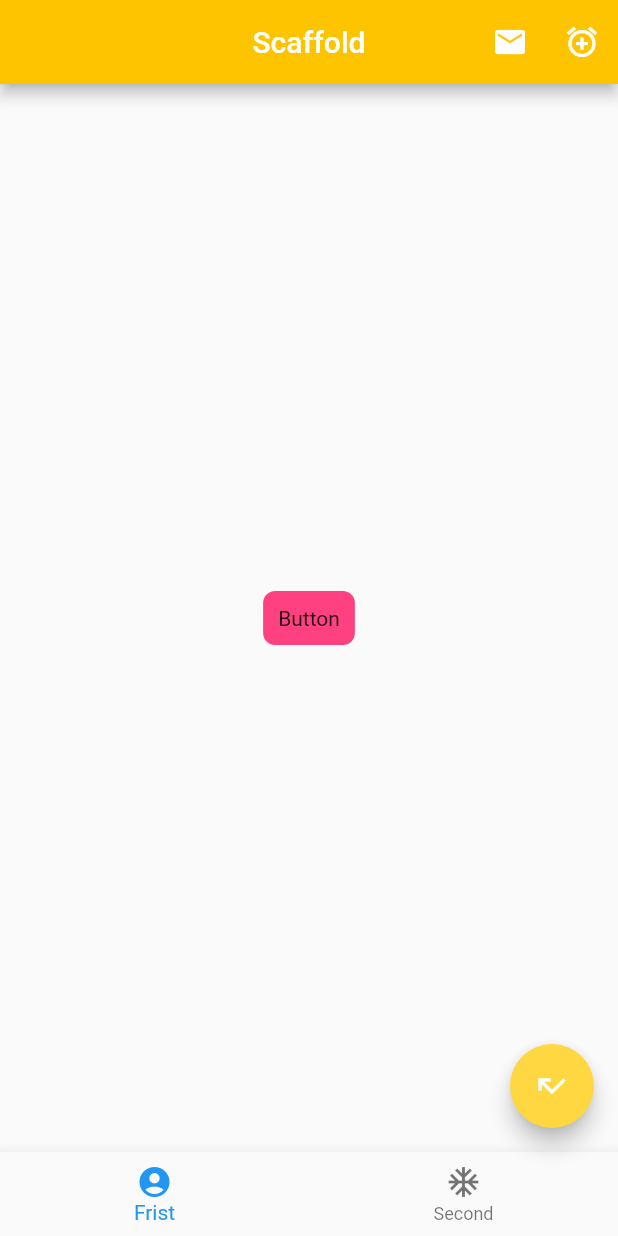
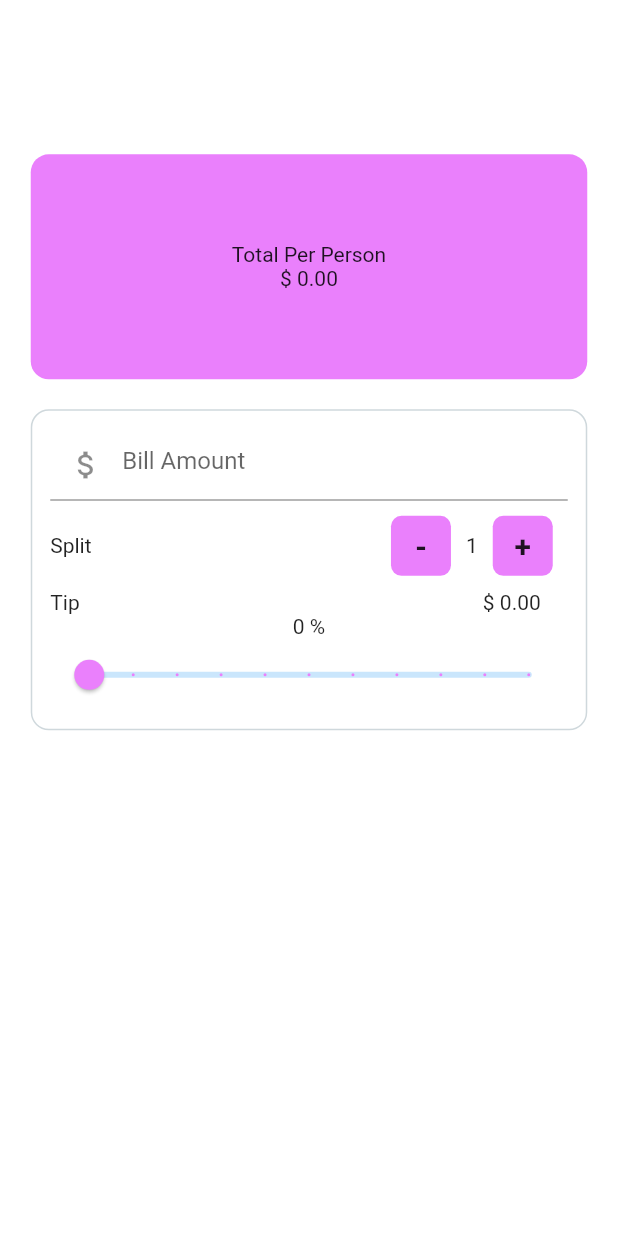
Before and after one commit to shubham100ev/CompleteFlutterAppDevelopmentCourse, a Flutter app: the screen it shows after launch, on a phone screen of 412 x 824 dp. Run offline on Flutter 3.47's test engine with Material 2 defaults, Android fonts, the phone set to English and light mode, and no system bars.

Commit message:
Second commit

```diff
--- a/projects/first_app/lib/main.dart
+++ b/projects/first_app/lib/main.dart
@@ -1,82 +1,7 @@
 import 'package:flutter/material.dart';
 
+import 'ui/home.dart';
+
 void main() => runApp(new MaterialApp(
-      home: Home(),
+      home: BillSplitter(),
     ));
-
-class CustomButton extends StatelessWidget {
-  @override
-  Widget build(BuildContext context) {
-    return GestureDetector(
-      onTap: () {
-        final snackBar = SnackBar(
-          content: Text("Hello Again"),
-          backgroundColor: Colors.pinkAccent,
-        );
-        Scaffold.of(context).showSnackBar(snackBar);
-      },
-      child: Container(
-        padding: EdgeInsets.all(10.0),
-        decoration: BoxDecoration(
-            color: Colors.pinkAccent, borderRadius: BorderRadius.circular(8.0)),
-        child: Text("Button"),
-      ),
-    );
-  }
-}
-
-class Home extends StatelessWidget {
-  @override
-  Widget build(BuildContext context) {
-    return Scaffold(
-      appBar: AppBar(
-        title: Text("Scaffold"),
-        centerTitle: true,
-        backgroundColor: Colors.amberAccent.shade400,
-        actions: <Widget>[
-          IconButton(
-            icon: Icon(Icons.email),
-            onPressed: () => debugPrint("Email"),
-          ),
-          IconButton(
-            icon: Icon(Icons.alarm_add),
-            onPressed: () => debugPrint("Tapped"),
-          )
-        ],
-      ),
-      floatingActionButton: FloatingActionButton(
-        backgroundColor: Colors.amberAccent,
-        child: Icon(Icons.call_missed),
-        onPressed: null,
-      ),
-      bottomNavigationBar: BottomNavigationBar(
-        items: [
-          BottomNavigationBarItem(
-              icon: Icon(Icons.account_circle), title: Text("Frist")),
-          BottomNavigationBarItem(
-              icon: Icon(Icons.ac_unit), title: Text("Second")),
-        ],
-        onTap: (int index) => debugPrint("Tapped item : $index"),
-      ),
-      body: Center(
-        child: CustomButton(),
-//        child: InkWell(
-//            child: Text("Hello here"),
-//        ),
-      ),
-    );
-
-//    return Material(
-//      color: Colors.blueGrey,
-//      child: Center(
-//          child: Text("Hello Flutter",
-//            textDirection: TextDirection.ltr,)
-//      ),
-//    );
-
-//    return Center(
-//      child: Text("Hello Flutter",
-//          textDirection: TextDirection.ltr,),
-//    );
-  }
-}
--- /dev/null
+++ b/projects/first_app/lib/ui/home.dart
@@ -0,0 +1,358 @@
+import 'package:flutter/material.dart';
+
+class BillSplitter extends StatefulWidget {
+  @override
+  _BillSplitterState createState() => _BillSplitterState();
+}
+
+class _BillSplitterState extends State<BillSplitter> {
+  int _tipPrecentage = 0;
+  int _personCounter = 1;
+  double _billAmount = 0.0;
+
+  @override
+  Widget build(BuildContext context) {
+    return Scaffold(
+      body: Container(
+        padding: EdgeInsets.only(top: MediaQuery.of(context).size.height * 0.1),
+        alignment: Alignment.center,
+        color: Colors.white,
+        child: ListView(
+          scrollDirection: Axis.vertical,
+          padding: EdgeInsets.all(20.5),
+          children: <Widget>[
+            Container(
+              width: 150,
+              height: 150,
+              decoration: BoxDecoration(
+                  color: Colors.purpleAccent.shade100,
+                  borderRadius: BorderRadius.circular(12.0)),
+              child: Center(
+                child: Column(
+                  mainAxisAlignment: MainAxisAlignment.center,
+                  children: <Widget>[Text("Total Per Person"), Text("\$ ${calculateTotalPerPerson(_billAmount, _personCounter, _tipPrecentage)}")],
+                ),
+              ),
+            ),
+            Container(
+              margin: EdgeInsets.only(top: 20.0),
+              padding: EdgeInsets.all(12.0),
+              decoration: BoxDecoration(
+                  color: Colors.transparent,
+                  border: Border.all(
+                      color: Colors.blueGrey.shade100,
+                      style: BorderStyle.solid),
+                  borderRadius: BorderRadius.circular(12.0)),
+              child: Column(
+                children: <Widget>[
+                  TextField(
+                    keyboardType:
+                        TextInputType.numberWithOptions(decimal: true),
+                    style: TextStyle(color: Colors.grey),
+                    decoration: InputDecoration(
+                        hintText: 'Bill Amount',
+                        prefixIcon: Icon(Icons.attach_money)),
+                    onChanged: (String value) {
+                      try {
+                        _billAmount = double.parse(value);
+                      } catch (exception) {
+                        _billAmount = 0.0;
+                      }
+                    },
+                  ),
+                  Row(
+                    mainAxisAlignment: MainAxisAlignment.spaceBetween,
+                    children: <Widget>[
+                      Text("Split"),
+                      Row(
+                        children: <Widget>[
+                          InkWell(
+                            onTap: () {
+                              setState(() {
+                                if (_personCounter > 1) {
+                                  _personCounter--;
+                                }
+                              });
+                            },
+                            child: Container(
+                              alignment: Alignment.center,
+                              width: 40.0,
+                              height: 40.0,
+                              margin: EdgeInsets.all(10.0),
+                              decoration: BoxDecoration(
+                                  borderRadius: BorderRadius.circular(7.0),
+                                  color: Colors.purpleAccent.shade100),
+                              child: Text(
+                                "-",
+                                style: TextStyle(
+                                    fontSize: 20.0,
+                                    fontWeight: FontWeight.bold),
+                              ),
+                            ),
+                          ),
+                          Text("$_personCounter"),
+                          InkWell(
+                            onTap: () {
+                              setState(() {
+                                _personCounter++;
+                              });
+                            },
+                            child: Container(
+                              alignment: Alignment.center,
+                              width: 40.0,
+                              height: 40.0,
+                              margin: EdgeInsets.all(10.0),
+                              decoration: BoxDecoration(
+                                  borderRadius: BorderRadius.circular(7.0),
+                                  color: Colors.purpleAccent.shade100),
+                              child: Text(
+                                "+",
+                                style: TextStyle(
+                                    fontSize: 20.0,
+                                    fontWeight: FontWeight.bold),
+                              ),
+                            ),
+                          ),
+                        ],
+                      )
+                    ],
+                  ),
+                  Padding(
+                    padding: EdgeInsets.only(right: 18.0),
+                    child: Row(
+                      mainAxisAlignment: MainAxisAlignment.spaceBetween,
+                      children: <Widget>[
+                        Text("Tip"),
+                        Text(
+                            "\$ ${calculateTotalTip(_billAmount, _personCounter, _tipPrecentage).toStringAsFixed(2)}")
+                      ],
+                    ),
+                  ),
+                  Column(
+                    children: <Widget>[
+                      Text("$_tipPrecentage %"),
+                      Slider(
+                        min: 0,
+                        max: 100,
+                        divisions: 10,
+                        activeColor: Colors.purpleAccent.shade100,
+                        value: _tipPrecentage.toDouble(),
+                        onChanged: (double newValue) {
+                          setState(() {
+                            _tipPrecentage = newValue.round();
+                          });
+                        },
+                      ),
+                    ],
+                  )
+                ],
+              ),
+            )
+          ],
+        ),
+      ),
+    );
+  }
+
+  calculateTotalPerPerson(double billAmount, int splitBy,int tipPercentage) {
+    var totalPerPerson = (calculateTotalTip(billAmount, splitBy, tipPercentage) + billAmount) / splitBy;
+    return totalPerPerson.toStringAsFixed(2);
+  }
+
+  calculateTotalTip(double billAmount, int splitBy, int tipPercentage) {
+    double totalTip = 0.0;
+    if (billAmount < 0 || billAmount.toString().isEmpty || billAmount == null) {
+    } else {
+      totalTip = (billAmount * tipPercentage) / 100;
+    }
+    return totalTip;
+  }
+}
+
+class Wisdom extends StatefulWidget {
+  @override
+  _WisdomState createState() => _WisdomState();
+}
+
+class _WisdomState extends State<Wisdom> {
+  int _index = 0;
+
+  List quote = [
+    "dcn",
+    "dvnskd",
+    "dncsj ",
+    "wbcsdnidn",
+    "sajcbsa",
+    "sdmvsk",
+    "sdjnksd",
+    "mdcod"
+  ];
+
+  @override
+  Widget build(BuildContext context) {
+    return Scaffold(
+      body: Container(
+        padding: EdgeInsets.only(top: 40.0),
+        alignment: Alignment.center,
+        child: Column(
+          mainAxisAlignment: MainAxisAlignment.center,
+          children: <Widget>[
+            Expanded(child: Text(quote[_index % quote.length])),
+            Divider(
+              thickness: 3,
+            ),
+            FlatButton.icon(
+                onPressed: _showQuote,
+                color: Colors.greenAccent,
+                icon: Icon(Icons.wb_sunny),
+                label: Text("Inspire me!")),
+            Spacer(
+              flex: 1,
+            )
+          ],
+        ),
+      ),
+    );
+  }
+
+  void _showQuote() {
+    setState(() {
+      _index++;
+    });
+  }
+}
+
+class BizCard extends StatelessWidget {
+  @override
+  Widget build(BuildContext context) {
+    return Scaffold(
+      appBar: AppBar(
+        title: Text("BizCard"),
+      ),
+      body: Container(
+        alignment: Alignment.center,
+        child: Stack(
+          alignment: Alignment.topCenter,
+          children: <Widget>[
+            _getCard(),
+            _getAvatar(),
+          ],
+        ),
+      ),
+    );
+  }
+
+  Container _getCard() {
+    return Container(
+      width: 350,
+      height: 200,
+      margin: EdgeInsets.all(50.0),
+      decoration: BoxDecoration(
+          color: Colors.pinkAccent, borderRadius: BorderRadius.circular(8.0)),
+      child: Column(
+        mainAxisAlignment: MainAxisAlignment.center,
+        children: <Widget>[
+          Text("Shubham"),
+          Text("donothavewebsite.com"),
+          Row(
+            mainAxisAlignment: MainAxisAlignment.center,
+            children: <Widget>[
+              Icon(Icons.person_outline),
+              Text("T:@shubham100ev")
+            ],
+          )
+        ],
+      ),
+    );
+  }
+
+  Container _getAvatar() {
+    return Container(
+      width: 100,
+      height: 100,
+      decoration: BoxDecoration(
+          color: Colors.white,
+          borderRadius: BorderRadius.all(Radius.circular(50.0)),
+          border: Border.all(color: Colors.redAccent, width: 1.2),
+          image: DecorationImage(
+              image: NetworkImage("https://picsum.photos/200/300"))),
+    );
+  }
+}
+
+class CustomButton extends StatelessWidget {
+  @override
+  Widget build(BuildContext context) {
+    return GestureDetector(
+      onTap: () {
+        final snackBar = SnackBar(
+          content: Text("Hello Again"),
+          backgroundColor: Colors.pinkAccent,
+        );
+        Scaffold.of(context).showSnackBar(snackBar);
+      },
+      child: Container(
+        padding: EdgeInsets.all(10.0),
+        decoration: BoxDecoration(
+            color: Colors.pinkAccent, borderRadius: BorderRadius.circular(8.0)),
+        child: Text("Button"),
+      ),
+    );
+  }
+}
+
+class Home extends StatelessWidget {
+  @override
+  Widget build(BuildContext context) {
+    return Scaffold(
+      appBar: AppBar(
+        title: Text("Scaffold"),
+        centerTitle: true,
+        backgroundColor: Colors.amberAccent.shade400,
+        actions: <Widget>[
+          IconButton(
+            icon: Icon(Icons.email),
+            onPressed: () => debugPrint("Email"),
+          ),
+          IconButton(
+            icon: Icon(Icons.alarm_add),
+            onPressed: () => debugPrint("Tapped"),
+          )
+        ],
+      ),
+      floatingActionButton: FloatingActionButton(
+        backgroundColor: Colors.amberAccent,
+        child: Icon(Icons.call_missed),
+        onPressed: null,
+      ),
+      bottomNavigationBar: BottomNavigationBar(
+        items: [
+          BottomNavigationBarItem(
+              icon: Icon(Icons.account_circle), title: Text("Frist")),
+          BottomNavigationBarItem(
+              icon: Icon(Icons.ac_unit), title: Text("Second")),
+        ],
+        onTap: (int index) => debugPrint("Tapped item : $index"),
+      ),
+      body: Center(
+        child: CustomButton(),
+//        child: InkWell(
+//            child: Text("Hello here"),
+//        ),
+      ),
+    );
+
+//    return Material(
+//      color: Colors.blueGrey,
+//      child: Center(
+//          child: Text("Hello Flutter",
+//            textDirection: TextDirection.ltr,)
+//      ),
+//    );
+
+//    return Center(
+//      child: Text("Hello Flutter",
+//          textDirection: TextDirection.ltr,),
+//    );
+  }
+}
```
